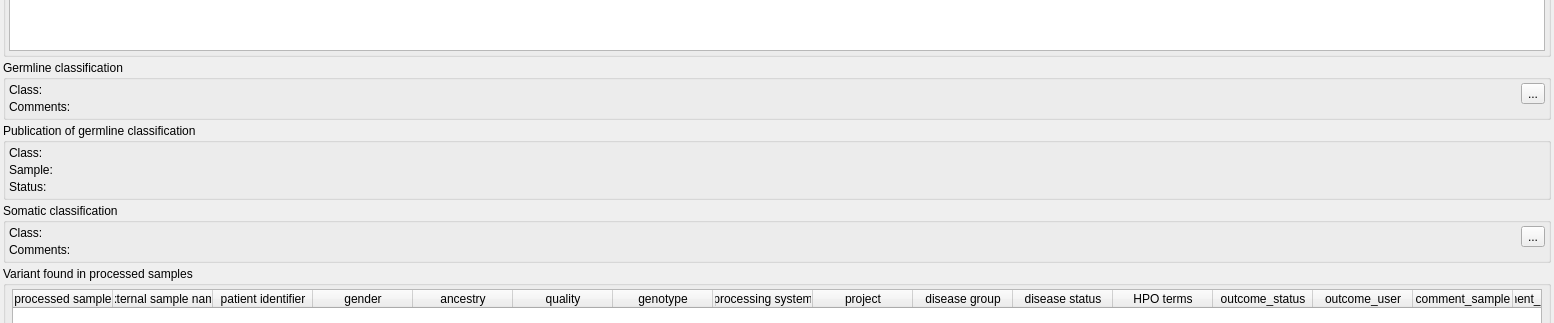
The window that src/GSvar/VariantWidget.ui (imgag/ngs-bits) describes before a commit, drawn with Qt 5; both pictures show x 0 to 1554 and y 263 to 586 of the 1554 by 700 pixel window.
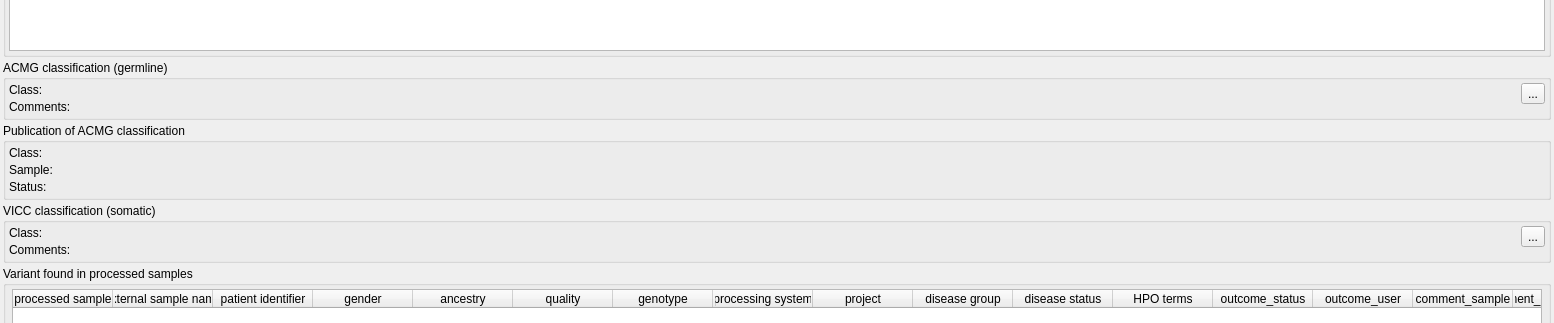
The same window after the commit. Icons and pictures are not drawn.

Commit message: GSvar: showing VICC instead of somatic classification in variant tab.

The edit to the form file:
```diff
--- a/src/GSvar/VariantWidget.ui
+++ b/src/GSvar/VariantWidget.ui
@@ -406,7 +406,7 @@
       </sizepolicy>
      </property>
      <property name="title">
-      <string>Germline classification</string>
+      <string>ACMG classification (germline)</string>
      </property>
      <property name="flat">
       <bool>true</bool>
@@ -529,7 +529,7 @@
       </sizepolicy>
      </property>
      <property name="title">
-      <string>Publication of germline classification</string>
+      <string>Publication of ACMG classification</string>
      </property>
      <property name="flat">
       <bool>true</bool>
@@ -641,7 +641,7 @@
       </sizepolicy>
      </property>
      <property name="title">
-      <string>Somatic classification</string>
+      <string>VICC classification (somatic)</string>
      </property>
      <property name="flat">
       <bool>true</bool>
```
The commit also changes 2 other files.
